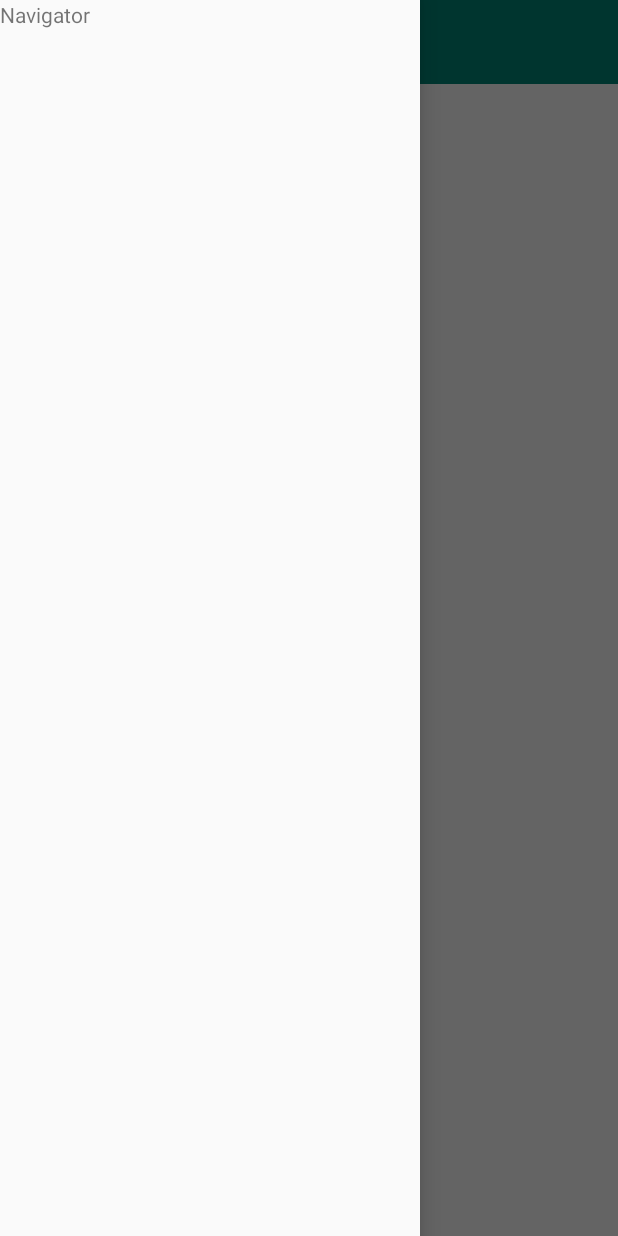
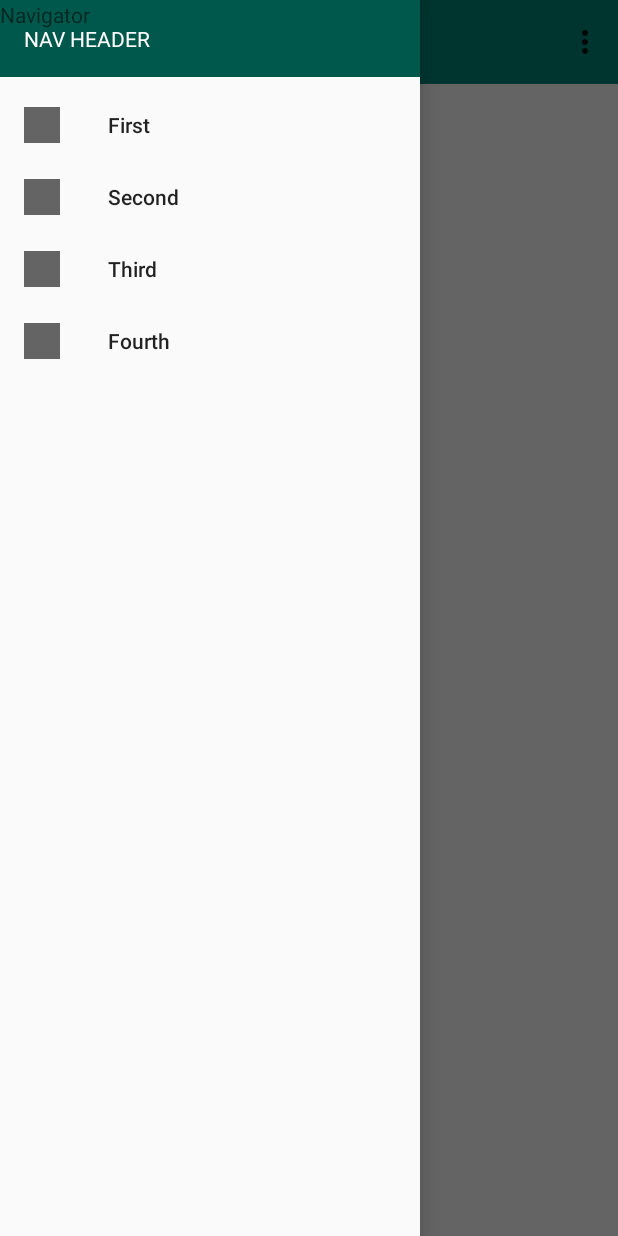
Before and after one commit to Mindxxxd/OCR, an Android app: the screen it shows after launch (MainActivity), with the side drawer open, on a phone screen of 412 x 824 dp. Run offline under Robolectric (Android 15) with nearby library versions, the phone set to English and light mode, and no system bars; 1 statement that could not run was skipped.

Commit message:
getting Mainactivity to work

```diff
--- a/app/src/main/AndroidManifest.xml
+++ b/app/src/main/AndroidManifest.xml
@@ -8,7 +8,7 @@
         android:label="@string/app_name"
         android:roundIcon="@mipmap/ic_launcher_round"
         android:supportsRtl="true"
-        android:theme="@style/AppTheme">
+        android:theme="@style/Theme.AppCompat.Light.NoActionBar">
         <activity
             android:name=".MainActivity"
             android:label="@string/app_name"
--- a/app/src/main/java/com/example/surfacepro3/ocr/MainActivity.java
+++ b/app/src/main/java/com/example/surfacepro3/ocr/MainActivity.java
@@ -1,6 +1,12 @@
 package com.example.surfacepro3.ocr;
 
+import android.icu.lang.UCharacter;
 import android.os.Bundle;
+import android.support.annotation.NonNull;
+import android.support.design.widget.NavigationView;
+import android.support.v4.view.GravityCompat;
+import android.support.v4.widget.DrawerLayout;
+import android.support.v7.app.ActionBar;
 import android.widget.TextView;
 import android.support.design.widget.FloatingActionButton;
 import android.support.design.widget.Snackbar;
@@ -12,16 +18,20 @@ import android.view.MenuItem;
 
 public class MainActivity extends AppCompatActivity {
 
-
+    private DrawerLayout mDrLay;
 
     @Override
     protected void onCreate(Bundle savedInstanceState) {
         super.onCreate(savedInstanceState);
         setContentView(R.layout.activity_main);
-        Toolbar toolbar = (Toolbar) findViewById(R.id.toolbar);
+        mDrLay = findViewById(R.id.LayoutMain);
+        Toolbar toolbar = (Toolbar) findViewById(R.id.toolbarMain);
         setSupportActionBar(toolbar);
+        ActionBar actionBar = getSupportActionBar();
+        actionBar.setDisplayHomeAsUpEnabled(true);
+        actionBar.setHomeAsUpIndicator(R.drawable.ic_menu_black_24dp);
 
-        FloatingActionButton fab = (FloatingActionButton) findViewById(R.id.fab);
+        FloatingActionButton fab = (FloatingActionButton) findViewById(R.id.fabMain);
         fab.setOnClickListener(new View.OnClickListener() {
             @Override
             public void onClick(View view) {
@@ -33,6 +43,20 @@ public class MainActivity extends AppCompatActivity {
         // Example of a call to a native method
         TextView tv = (TextView) findViewById(R.id.sample_text);
         tv.setText(R.string.helloWorld);
+
+        NavigationView navigationView = findViewById(R.id.NavBar);
+        navigationView.setNavigationItemSelectedListener(
+                new NavigationView.OnNavigationItemSelectedListener() {
+                    @Override
+                    public boolean onNavigationItemSelected(@NonNull MenuItem menuItem) {
+                        menuItem.setChecked(true);
+                        mDrLay.closeDrawers();
+
+                        //TODO set menu action (Swap Fragments)
+                        return true;
+                    }
+                }
+        );
     }
 
     @Override
@@ -52,6 +76,9 @@ public class MainActivity extends AppCompatActivity {
         //noinspection SimplifiableIfStatement
         if (id == R.id.action_settings) {
             return true;
+        } else if (id == android.R.id.home) {
+            mDrLay.openDrawer(GravityCompat.START);
+            return true;
         }
 
         return super.onOptionsItemSelected(item);
--- /dev/null
+++ b/app/src/main/res/drawable/ic_menu_black_24dp.xml
@@ -0,0 +1,9 @@
+<vector xmlns:android="http://schemas.android.com/apk/res/android"
+        android:width="24dp"
+        android:height="24dp"
+        android:viewportWidth="24.0"
+        android:viewportHeight="24.0">
+    <path
+        android:fillColor="#FF000000"
+        android:pathData="M3,18h18v-2L3,16v2zM3,13h18v-2L3,11v2zM3,6v2h18L21,6L3,6z"/>
+</vector>
--- a/app/src/main/res/layout/activity_main.xml
+++ b/app/src/main/res/layout/activity_main.xml
@@ -4,20 +4,28 @@
     xmlns:tools="http://schemas.android.com/tools"
     android:layout_width="match_parent"
     android:layout_height="match_parent"
+    android:id="@+id/LayoutMain"
     tools:context=".MainActivity">
 
 
     <LinearLayout
         android:layout_width="match_parent"
         android:layout_height="match_parent"
-        android:orientation="vertical">
+        android:orientation="vertical"
+        android:id="@+id/LLMain">
 
         <android.support.v7.widget.Toolbar
             android:layout_width="match_parent"
-            android:layout_height="wrap_content"
+            android:layout_height="?attr/actionBarSize"
             android:layout_gravity="start"
+            android:theme="@style/Base.ThemeOverlay.AppCompat.ActionBar"
+            android:id="@+id/toolbarMain"
             android:background="@color/colorPrimary">
 
+            <android.support.design.widget.FloatingActionButton
+                android:layout_width="wrap_content"
+                android:layout_height="match_parent"
+                android:id="@+id/fabMain"/>
 
         </android.support.v7.widget.Toolbar>
 
@@ -34,7 +42,8 @@
         android:id="@+id/NavBar"
         android:fitsSystemWindows="true"
         android:layout_height="match_parent"
-        app:menu="@menu/MainNav">
+        app:menu="@menu/nav_main"
+        app:headerLayout="@layout/nav_header">
 
         <TextView
             android:layout_width="wrap_content"
--- /dev/null
+++ b/app/src/main/res/layout/nav_header.xml
@@ -0,0 +1,16 @@
+<?xml version="1.0" encoding="utf-8"?>
+<LinearLayout xmlns:android="http://schemas.android.com/apk/res/android"
+    android:orientation="vertical"
+    android:layout_width="match_parent"
+    android:layout_height="wrap_content"
+    android:background="@color/colorPrimaryDark"
+    android:padding="16dp"
+    android:theme="@style/Base.ThemeOverlay.AppCompat.Dark"
+    android:gravity="bottom">
+    <TextView
+        android:layout_width="match_parent"
+        android:layout_height="wrap_content"
+        android:text="NAV HEADER"
+        android:textAppearance="@style/Base.TextAppearance.AppCompat.Body1"/>
+
+</LinearLayout>
--- a/app/src/main/res/menu/nav_main.xml
+++ b/app/src/main/res/menu/nav_main.xml
@@ -2,6 +2,7 @@
 <menu xmlns:android="http://schemas.android.com/apk/res/android">
 
     <group android:checkableBehavior="single">
+
         <item
             android:id="@+id/first"
             android:icon="@drawable/ic_launcher_background"
```
